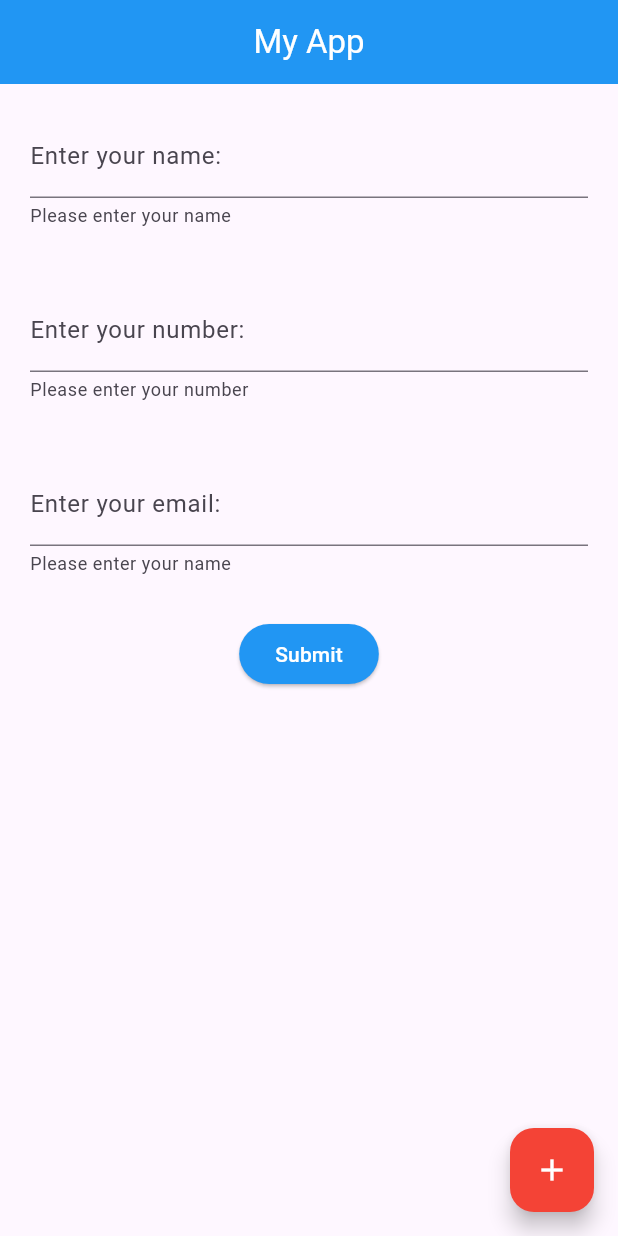
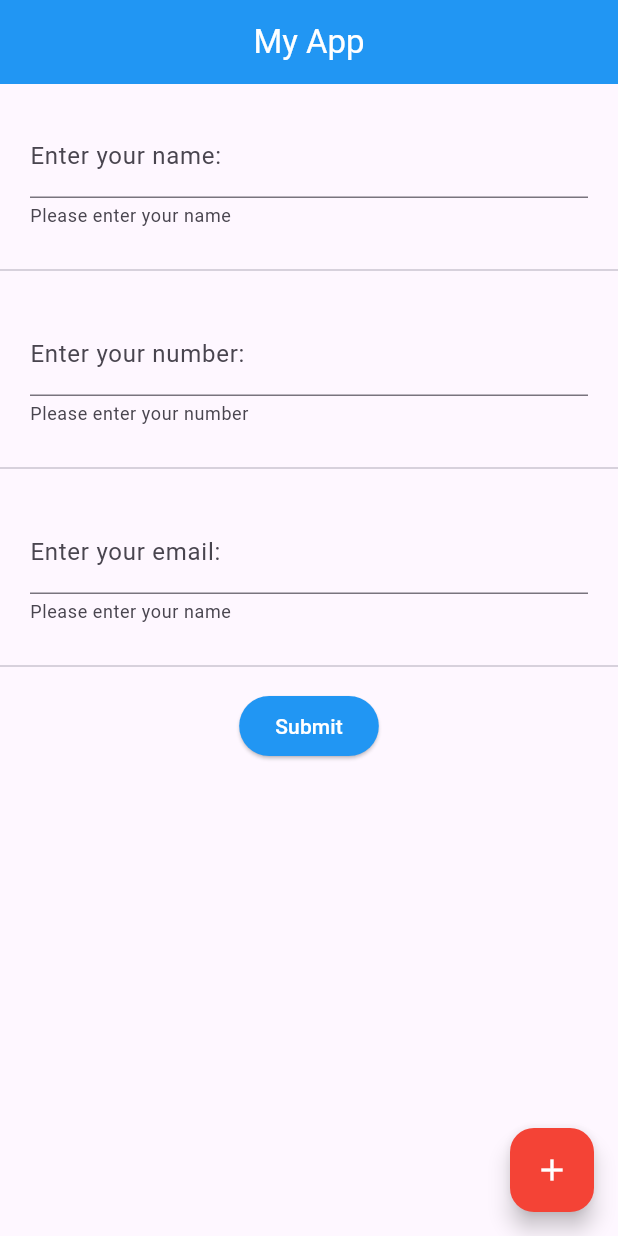
Before and after one commit to iliyasrobin/myflutterpractice, a Flutter app: the screen it shows after launch, after a tap on "Submit", on a phone screen of 412 x 824 dp. Run offline on Flutter 3.47's test engine with Material 3 defaults, Android fonts, the phone set to English and light mode, and no system bars.

```diff
--- a/lib/main.dart
+++ b/lib/main.dart
@@ -46,6 +46,11 @@ class Home extends StatelessWidget {
                ),
              ),
            ),
+
+            //using divider
+            Divider(),
+            //using divider
+
             Padding(
               padding: const EdgeInsets.all(20),
               child: TextField(
@@ -58,6 +63,13 @@ class Home extends StatelessWidget {
                 ),
               ),
             ),
+
+
+            //using divider
+            Divider(),
+            //using divider
+
+
             Padding(
               padding: const EdgeInsets.all(20),
               child: TextField(
@@ -70,10 +82,18 @@ class Home extends StatelessWidget {
               ),
 
             ),
+
+
+            //using divider
+            Divider(),
+            //using divider
+
             Center(
               child: Padding(
                 padding: const EdgeInsets.all(8),
-                child: ElevatedButton(onPressed: (){}, child: Text("Submit"),
+                child: ElevatedButton(onPressed: (){
+                  print("Submit button pressed");
+                }, child: Text("Submit"),
                   style: ElevatedButton.styleFrom(
                     backgroundColor: Colors.blue,
                     foregroundColor: Colors.white,
```
Also changed, not shown: lib/Textfield.dart (added, +75 -0 lines).
